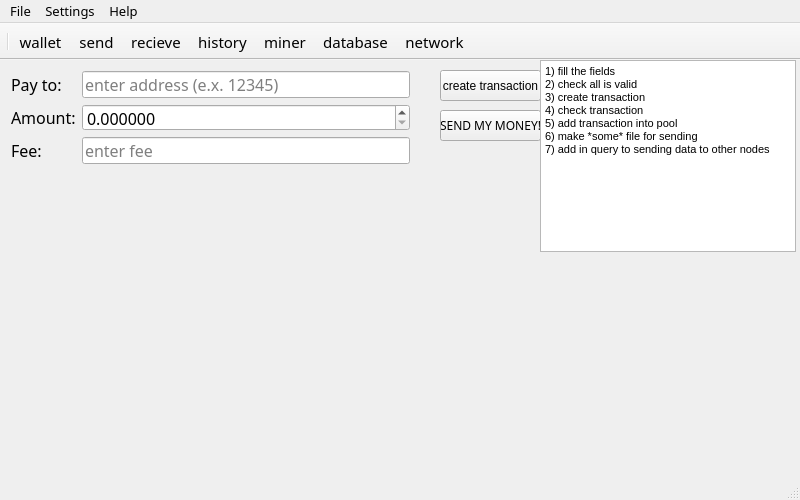
Old version of the form src/qt/forms/mainwindow.ui in the repository Defolters/UnicornCoin.
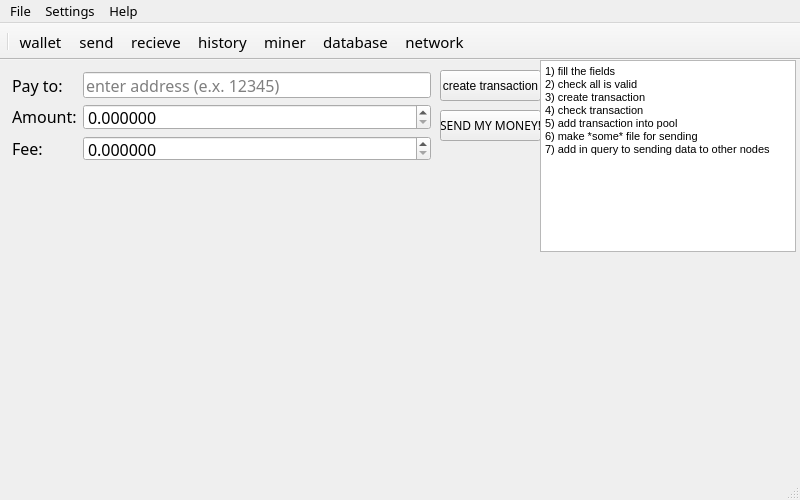
New version of the form. The open tabs and pages were chosen to show the change. Icons and pictures are not drawn.

```diff
--- a/src/qt/forms/mainwindow.ui
+++ b/src/qt/forms/mainwindow.ui
@@ -264,126 +264,6 @@
        <string>create transaction</string>
       </property>
      </widget>
-     <widget class="QWidget" name="layoutWidget">
-      <property name="geometry">
-       <rect>
-        <x>0</x>
-        <y>0</y>
-        <width>421</width>
-        <height>115</height>
-       </rect>
-      </property>
-      <property name="font">
-       <font>
-        <italic>false</italic>
-       </font>
-      </property>
-      <layout class="QHBoxLayout" name="horizontalLayout_16">
-       <item>
-        <layout class="QVBoxLayout" name="verticalLayout_8">
-         <item>
-          <widget class="QLabel" name="label">
-           <property name="font">
-            <font>
-             <family>Calibri Light</family>
-             <pointsize>12</pointsize>
-             <italic>false</italic>
-            </font>
-           </property>
-           <property name="text">
-            <string>Pay to:</string>
-           </property>
-          </widget>
-         </item>
-         <item>
-          <widget class="QLabel" name="label_8">
-           <property name="font">
-            <font>
-             <family>Calibri Light</family>
-             <pointsize>12</pointsize>
-             <italic>false</italic>
-            </font>
-           </property>
-           <property name="text">
-            <string>Amount:</string>
-           </property>
-          </widget>
-         </item>
-         <item>
-          <widget class="QLabel" name="label_9">
-           <property name="font">
-            <font>
-             <family>Calibri Light</family>
-             <pointsize>12</pointsize>
-             <italic>false</italic>
-            </font>
-           </property>
-           <property name="text">
-            <string>Fee:</string>
-           </property>
-          </widget>
-         </item>
-        </layout>
-       </item>
-       <item>
-        <layout class="QVBoxLayout" name="verticalLayout_9">
-         <item>
-          <widget class="QLineEdit" name="lineEdit_3">
-           <property name="font">
-            <font>
-             <family>Calibri Light</family>
-             <pointsize>12</pointsize>
-             <italic>false</italic>
-            </font>
-           </property>
-           <property name="placeholderText">
-            <string>enter address (e.x. 12345)</string>
-           </property>
-          </widget>
-         </item>
-         <item>
-          <widget class="QDoubleSpinBox" name="doubleSpinBox_2">
-           <property name="font">
-            <font>
-             <family>Calibri Light</family>
-             <pointsize>12</pointsize>
-             <weight>50</weight>
-             <italic>false</italic>
-             <bold>false</bold>
-            </font>
-           </property>
-           <property name="wrapping">
-            <bool>false</bool>
-           </property>
-           <property name="alignment">
-            <set>Qt::AlignLeading|Qt::AlignLeft|Qt::AlignVCenter</set>
-           </property>
-           <property name="decimals">
-            <number>6</number>
-           </property>
-           <property name="maximum">
-            <double>21000000.000000000000000</double>
-           </property>
-          </widget>
-         </item>
-         <item>
-          <widget class="QLineEdit" name="lineEdit_5">
-           <property name="font">
-            <font>
-             <family>Calibri Light</family>
-             <pointsize>12</pointsize>
-             <italic>false</italic>
-            </font>
-           </property>
-           <property name="placeholderText">
-            <string>enter fee</string>
-           </property>
-          </widget>
-         </item>
-        </layout>
-       </item>
-      </layout>
-     </widget>
      <widget class="QTextBrowser" name="textBrowser_6">
       <property name="geometry">
        <rect>
@@ -412,6 +292,132 @@
 &lt;p style=&quot; margin-top:0px; margin-bottom:0px; margin-left:0px; margin-right:0px; -qt-block-indent:0; text-indent:0px;&quot;&gt;7) add in query to sending data to other nodes&lt;/p&gt;&lt;/body&gt;&lt;/html&gt;</string>
       </property>
      </widget>
+     <widget class="QWidget" name="">
+      <property name="geometry">
+       <rect>
+        <x>1</x>
+        <y>1</y>
+        <width>441</width>
+        <height>111</height>
+       </rect>
+      </property>
+      <layout class="QHBoxLayout" name="horizontalLayout_2">
+       <item>
+        <layout class="QVBoxLayout" name="verticalLayout_8">
+         <item>
+          <widget class="QLabel" name="paytoLabelSP">
+           <property name="font">
+            <font>
+             <family>Calibri Light</family>
+             <pointsize>12</pointsize>
+             <italic>false</italic>
+            </font>
+           </property>
+           <property name="text">
+            <string>Pay to:</string>
+           </property>
+          </widget>
+         </item>
+         <item>
+          <widget class="QLabel" name="amountLabelSP">
+           <property name="font">
+            <font>
+             <family>Calibri Light</family>
+             <pointsize>12</pointsize>
+             <italic>false</italic>
+            </font>
+           </property>
+           <property name="text">
+            <string>Amount:</string>
+           </property>
+          </widget>
+         </item>
+         <item>
+          <widget class="QLabel" name="feeLabelSP">
+           <property name="font">
+            <font>
+             <family>Calibri Light</family>
+             <pointsize>12</pointsize>
+             <italic>false</italic>
+            </font>
+           </property>
+           <property name="text">
+            <string>Fee:</string>
+           </property>
+          </widget>
+         </item>
+        </layout>
+       </item>
+       <item>
+        <layout class="QVBoxLayout" name="verticalLayout_3">
+         <item>
+          <widget class="QLineEdit" name="addressSP">
+           <property name="font">
+            <font>
+             <family>Calibri Light</family>
+             <pointsize>12</pointsize>
+             <italic>false</italic>
+            </font>
+           </property>
+           <property name="placeholderText">
+            <string>enter address (e.x. 12345)</string>
+           </property>
+          </widget>
+         </item>
+         <item>
+          <widget class="QDoubleSpinBox" name="amountSP">
+           <property name="font">
+            <font>
+             <family>Calibri Light</family>
+             <pointsize>12</pointsize>
+             <weight>50</weight>
+             <italic>false</italic>
+             <bold>false</bold>
+            </font>
+           </property>
+           <property name="wrapping">
+            <bool>false</bool>
+           </property>
+           <property name="alignment">
+            <set>Qt::AlignLeading|Qt::AlignLeft|Qt::AlignVCenter</set>
+           </property>
+           <property name="decimals">
+            <number>6</number>
+           </property>
+           <property name="maximum">
+            <double>21000000.000000000000000</double>
+           </property>
+          </widget>
+         </item>
+         <item>
+          <widget class="QDoubleSpinBox" name="feeSP">
+           <property name="font">
+            <font>
+             <family>Calibri Light</family>
+             <pointsize>12</pointsize>
+             <weight>50</weight>
+             <italic>false</italic>
+             <bold>false</bold>
+            </font>
+           </property>
+           <property name="wrapping">
+            <bool>false</bool>
+           </property>
+           <property name="alignment">
+            <set>Qt::AlignLeading|Qt::AlignLeft|Qt::AlignVCenter</set>
+           </property>
+           <property name="decimals">
+            <number>6</number>
+           </property>
+           <property name="maximum">
+            <double>21000000.000000000000000</double>
+           </property>
+          </widget>
+         </item>
+        </layout>
+       </item>
+      </layout>
+     </widget>
     </widget>
     <widget class="QWidget" name="recievePage">
      <widget class="QTextBrowser" name="textBrowser_8">
```
Left out of the diff: 46 changed lines with no effect on the pictures.
